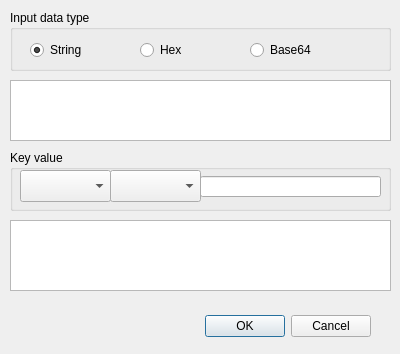
jykim74/BerEditor, file BerViewer/gen_hmac_dlg.ui: the form before one commit.
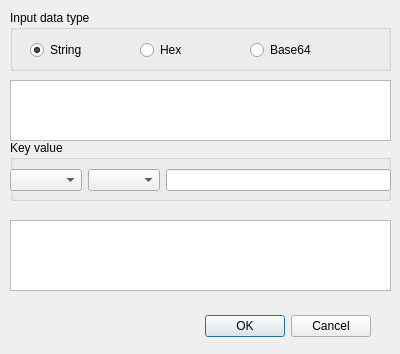
The form after the commit.

```diff
--- a/BerViewer/gen_hmac_dlg.ui
+++ b/BerViewer/gen_hmac_dlg.ui
@@ -104,7 +104,7 @@
    <property name="geometry">
     <rect>
      <x>10</x>
-     <y>150</y>
+     <y>140</y>
      <width>381</width>
      <height>61</height>
     </rect>
@@ -112,35 +112,26 @@
    <property name="title">
     <string>Key value</string>
    </property>
-   <widget class="QComboBox" name="mKeyTypeCombo">
+   <widget class="QWidget" name="gridLayoutWidget">
     <property name="geometry">
      <rect>
-      <x>100</x>
+      <x>0</x>
       <y>20</y>
-      <width>91</width>
-      <height>32</height>
+      <width>381</width>
+      <height>41</height>
      </rect>
     </property>
-   </widget>
-   <widget class="QLineEdit" name="mKeyText">
-    <property name="geometry">
-     <rect>
-      <x>190</x>
-      <y>26</y>
-      <width>181</width>
-      <height>21</height>
-     </rect>
-    </property>
-   </widget>
-   <widget class="QComboBox" name="mAlgTypeCombo">
-    <property name="geometry">
-     <rect>
-      <x>10</x>
-      <y>20</y>
-      <width>91</width>
-      <height>32</height>
-     </rect>
-    </property>
+    <layout class="QGridLayout" name="gridLayout">
+     <item row="0" column="0">
+      <widget class="QComboBox" name="mAlgTypeCombo"/>
+     </item>
+     <item row="0" column="1">
+      <widget class="QComboBox" name="mKeyTypeCombo"/>
+     </item>
+     <item row="0" column="2">
+      <widget class="QLineEdit" name="mKeyText"/>
+     </item>
+    </layout>
    </widget>
   </widget>
   <widget class="QPlainTextEdit" name="mOutputText">
```
